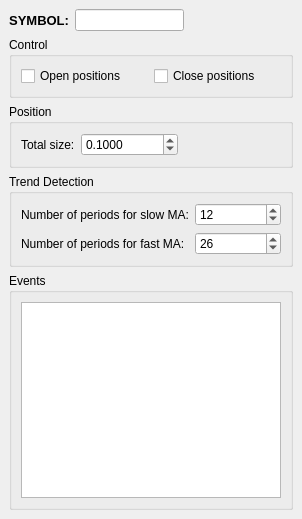
alimogh/trdk, file sources/Strategies/MarketMaker/TrendRepeatingStrategyWindow.ui: the form before one commit.
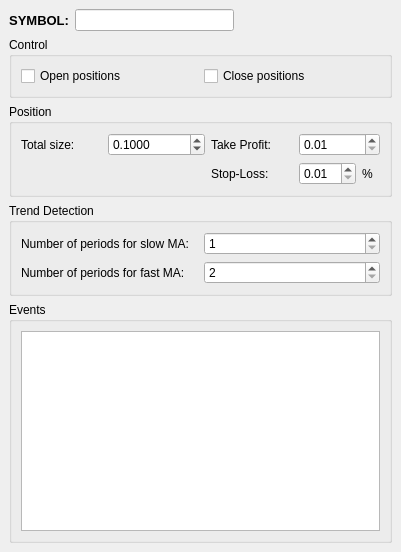
The form after the commit.

Patch:
```diff
--- a/sources/Strategies/MarketMaker/TrendRepeatingStrategyWindow.ui
+++ b/sources/Strategies/MarketMaker/TrendRepeatingStrategyWindow.ui
@@ -6,8 +6,8 @@
    <rect>
     <x>0</x>
     <y>0</y>
-    <width>302</width>
-    <height>519</height>
+    <width>401</width>
+    <height>552</height>
    </rect>
   </property>
   <widget class="QWidget" name="centralwidget">
@@ -81,15 +81,15 @@
       <property name="title">
        <string>Position</string>
       </property>
-      <layout class="QHBoxLayout" name="horizontalLayout_3">
-       <item>
+      <layout class="QGridLayout" name="gridLayout_2">
+       <item row="0" column="0">
         <widget class="QLabel" name="positionQtyLabel">
          <property name="text">
           <string>Total size:</string>
          </property>
         </widget>
        </item>
-       <item>
+       <item row="0" column="1">
         <widget class="QDoubleSpinBox" name="positionQty">
          <property name="decimals">
           <number>4</number>
@@ -108,18 +108,50 @@
          </property>
         </widget>
        </item>
-       <item>
-        <spacer name="horizontalSpacer_2">
-         <property name="orientation">
-          <enum>Qt::Horizontal</enum>
+       <item row="0" column="2">
+        <widget class="QLabel" name="takeProfitLabel">
+         <property name="text">
+          <string>Take Profit:</string>
          </property>
-         <property name="sizeHint" stdset="0">
-          <size>
-           <width>40</width>
-           <height>20</height>
-          </size>
+        </widget>
+       </item>
+       <item row="0" column="3">
+        <widget class="QDoubleSpinBox" name="takeProfit">
+         <property name="minimum">
+          <double>0.010000000000000</double>
          </property>
-        </spacer>
+         <property name="singleStep">
+          <double>0.100000000000000</double>
+         </property>
+        </widget>
+       </item>
+       <item row="1" column="2">
+        <widget class="QLabel" name="stopLossLabel">
+         <property name="text">
+          <string>Stop-Loss:</string>
+         </property>
+        </widget>
+       </item>
+       <item row="1" column="3">
+        <layout class="QHBoxLayout" name="horizontalLayout_3">
+         <item>
+          <widget class="QDoubleSpinBox" name="stopLoss">
+           <property name="minimum">
+            <double>0.010000000000000</double>
+           </property>
+           <property name="singleStep">
+            <double>0.010000000000000</double>
+           </property>
+          </widget>
+         </item>
+         <item>
+          <widget class="QLabel" name="stopLossPercent">
+           <property name="text">
+            <string>%</string>
+           </property>
+          </widget>
+         </item>
+        </layout>
        </item>
       </layout>
      </widget>
@@ -145,9 +177,6 @@
          <property name="maximum">
           <number>1000000</number>
          </property>
-         <property name="value">
-          <number>12</number>
-         </property>
         </widget>
        </item>
        <item row="1" column="0">
@@ -165,9 +194,6 @@
          <property name="maximum">
           <number>1000000</number>
          </property>
-         <property name="value">
-          <number>26</number>
-         </property>
         </widget>
        </item>
       </layout>
```
